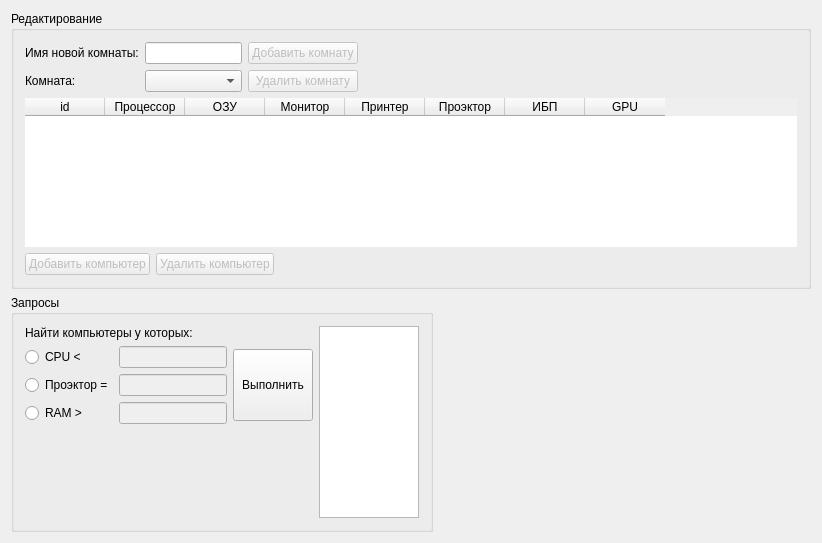
Old version of the form mainwindow.ui in the repository chalexyur/sadb.
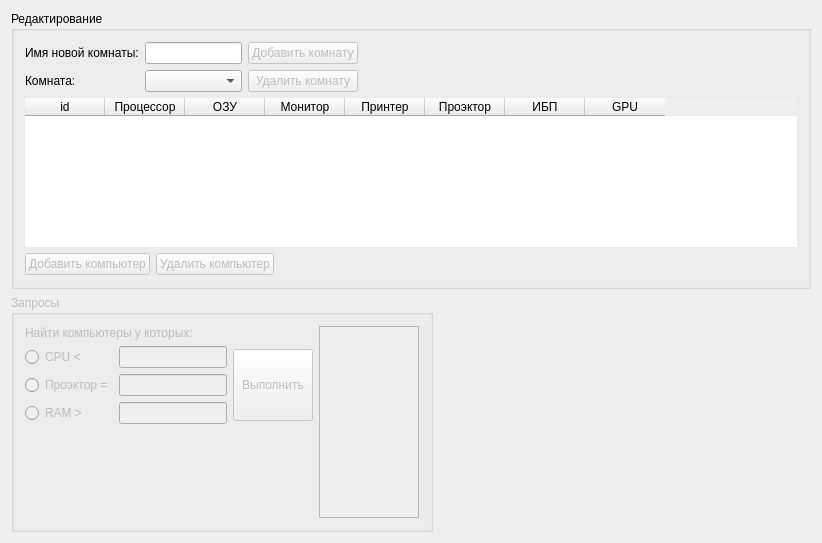
New version of the form. Icons and pictures are not drawn.

What changed in the file:
```diff
--- a/mainwindow.ui
+++ b/mainwindow.ui
@@ -203,6 +203,9 @@
     </item>
     <item row="1" column="0" rowspan="2">
      <widget class="QGroupBox" name="groupBox_2">
+      <property name="enabled">
+       <bool>false</bool>
+      </property>
       <property name="title">
        <string>Запросы</string>
       </property>
@@ -232,6 +235,9 @@
          </item>
          <item row="1" column="2" rowspan="3">
           <widget class="QPushButton" name="queryBtn">
+           <property name="enabled">
+            <bool>false</bool>
+           </property>
            <property name="minimumSize">
             <size>
              <width>0</width>
```
Left out of the diff: 9 changed lines with no effect on the pictures.
